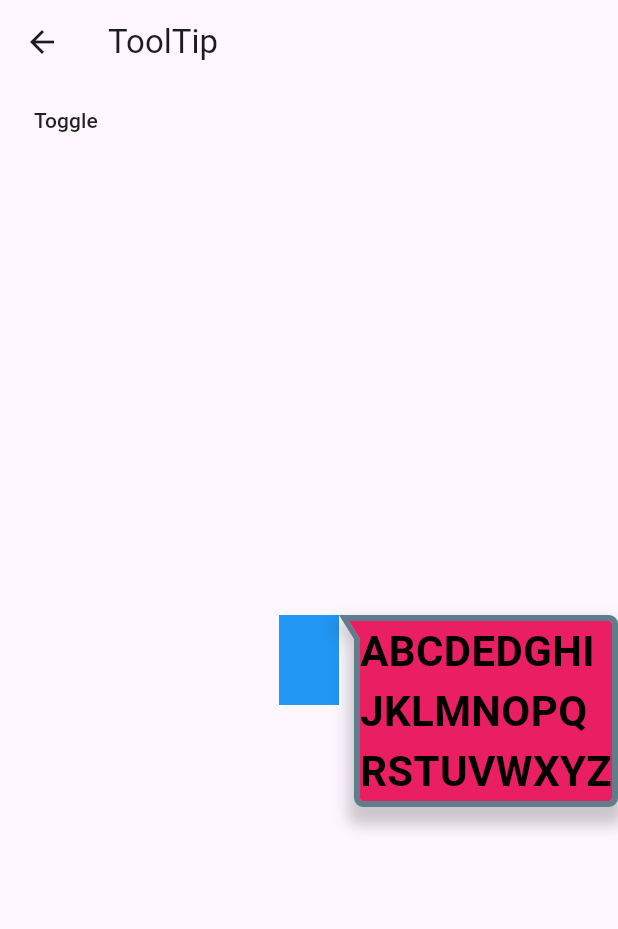
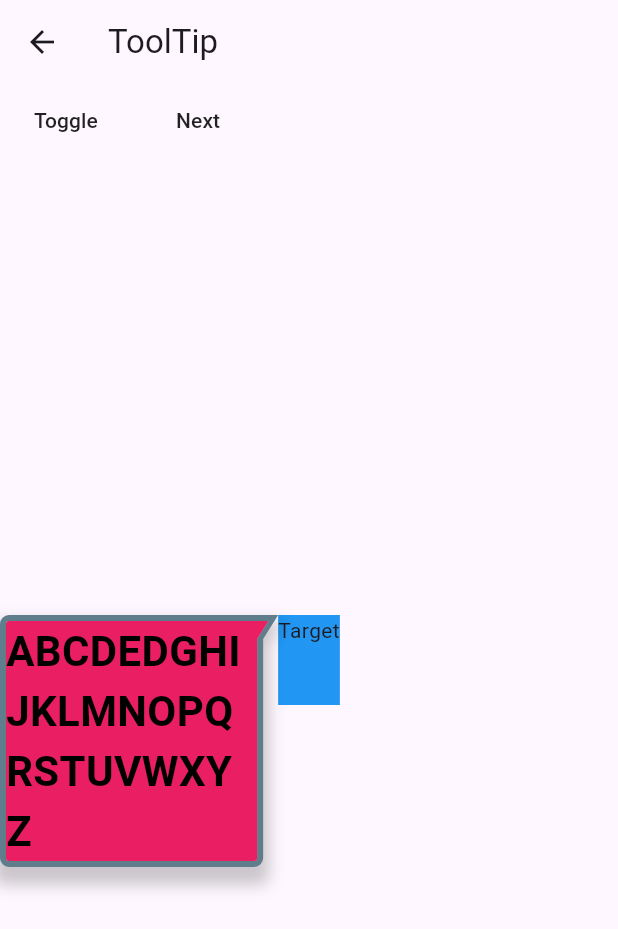
Before and after one commit to monolith-junhyoung/flutter-code-snippets, a Flutter app: the ToolTipPage screen opened directly, on a phone screen of 412 x 824 dp. Shown: the top 929 px of the screen. Run offline on Flutter 3.47's test engine with Material 3 defaults, Android fonts, the phone set to English and light mode, and no system bars; our stand-ins replace chewie, easy_refresh, extended_nested_scroll_view, permission_handler, video_player; missing offline and left inert: flutter_vlc_player, livespeechtotext, quick_actions.

Commit message:
feat: added a distance option to set the distance of the tooltip from the target

```diff
--- a/lib/data/data_repository.dart
+++ b/lib/data/data_repository.dart
@@ -12,6 +12,7 @@ enum PageType {
   easyRefreshWithListenerHeader,
   easyRefreshWithRefreshIndicator,
   easyRefreshWithAppSpaceBar,
+  polygon,
   ;
 }
 
--- a/lib/ui/tooltip/mono_tool_tip.dart
+++ b/lib/ui/tooltip/mono_tool_tip.dart
@@ -3,6 +3,14 @@ import 'package:code_snippets/ui/tooltip/mono_tool_tip_controller.dart';
 import 'package:flutter/material.dart';
 import 'package:flutter/rendering.dart';
 
+/// MonoToolTip(
+///   position: MonoToolTipPosition.leftStart,
+///   distance: 8,
+///   content: Text('ToolTip description'),
+///   child: Container(
+///     child: Button('Target'),
+///   ),
+/// )
 class MonoToolTip extends StatefulWidget {
   const MonoToolTip({
     required this.position,
@@ -14,7 +22,10 @@ class MonoToolTip extends StatefulWidget {
     this.shadows,
     this.arrowWidth = 16.0,
     this.arrowHeight = 10.0,
+    this.distance = 0.0,
+    this.keepContentInScreen = true,
     this.child,
+    required this.content,
     super.key,
   });
 
@@ -26,7 +37,13 @@ class MonoToolTip extends StatefulWidget {
   final double arrowWidth;
   final double arrowHeight;
   final MonoToolTipPosition position;
+  final double distance;
+
+  /// keepContentInScreen will limit the extent of boundary that content widget can extend.
+  /// this will only work in a horizontal space to limit the max width.
+  final bool keepContentInScreen;
   final Widget? child;
+  final Widget content;
 
   final MonoToolTipController? controller;
 
@@ -36,7 +53,6 @@ class MonoToolTip extends StatefulWidget {
 
 class _MonoToolTipState extends State<MonoToolTip> {
   final LayerLink _layerLink = LayerLink();
-
   OverlayEntry? _overlayEntry;
   Offset _offset = Offset.zero;
 
@@ -63,6 +79,15 @@ class _MonoToolTipState extends State<MonoToolTip> {
       _addToolTip();
     });
     super.initState();
+  }
+
+  @override
+  void didUpdateWidget(covariant MonoToolTip oldWidget) {
+    if (oldWidget.position != widget.position) {
+      _removeToolTip();
+      _addToolTip();
+    }
+    super.didUpdateWidget(oldWidget);
   }
 
   @override
@@ -93,13 +118,21 @@ class _MonoToolTipState extends State<MonoToolTip> {
   }
 
   Future<void> _addToolTip() async {
+    if (_overlayEntry != null) {
+      return;
+    }
+
     // calculate space to horizontal boundary(either left or right side of screen)
-    final (space, targetSize) =
-        _calculateSpaceToBoundary(context, widget.position, widget.arrowHeight, widget.borderWidth);
+    final (space, targetSize) = _calculateSpaceToBoundary(
+      context: context,
+      position: widget.position,
+      arrowHeight: widget.arrowHeight,
+      borderWidth: widget.borderWidth,
+      distance: widget.distance,
+    );
 
     print('_addToolTip> _opacity: $_opacity, _isVisible: $_isToolTipRendered, _isToolTipVisible: $_isToolTipVisible');
 
-    if (_overlayEntry == null) {
     _overlayEntry = OverlayEntry(builder: (BuildContext context) {
       return CompositedTransformFollower(
         showWhenUnlinked: false,
@@ -128,13 +161,7 @@ class _MonoToolTipState extends State<MonoToolTip> {
                     borderColor: widget.borderColor,
                     backgroundColor: widget.backgroundColor,
                     arrowHeight: widget.arrowHeight,
-                      shadows: <BoxShadow>[
-                        BoxShadow(
-                          color: Colors.black.withOpacity(0.2),
-                          blurRadius: 8,
-                          offset: const Offset(0, 8),
-                        ),
-                      ],
+                    shadows: widget.shadows,
                     child: MeasureWidgetSize(
                       onSizeChange: (Size? size) async {
                         // size of follower widget
@@ -145,6 +172,7 @@ class _MonoToolTipState extends State<MonoToolTip> {
                             followerSize: size,
                             arrowHeight: widget.arrowHeight,
                             borderWidth: widget.borderWidth,
+                            distance: widget.distance,
                           );
 
                           setState(() {
@@ -165,17 +193,8 @@ class _MonoToolTipState extends State<MonoToolTip> {
                         }
                       },
                       child: Container(
-                          constraints: BoxConstraints(maxWidth: space),
-                          child: const Text(
-                            'ABCDEDGHIJKLMNOPQRSTUVWXYZ',
-                            // 'ABC',
-                            style: TextStyle(
-                              fontFamily: 'Roboto',
-                              color: Colors.black,
-                              fontSize: 28,
-                              fontWeight: FontWeight.bold,
-                            ),
-                          ),
+                        constraints: widget.keepContentInScreen ? BoxConstraints(maxWidth: space) : null,
+                        child: widget.content,
                       ),
                     ),
                   ),
@@ -188,7 +207,6 @@ class _MonoToolTipState extends State<MonoToolTip> {
     });
 
     Overlay.of(context, debugRequiredFor: widget).insert(_overlayEntry!);
-    }
   }
 
   Future<void> _hideToolTip() async {
@@ -213,12 +231,14 @@ class _MonoToolTipState extends State<MonoToolTip> {
 
   /// calculate space to horizontal boundary(either left or right side of screen) and the target size.
   /// Target will be decided by the context.
-  (double, Size) _calculateSpaceToBoundary(
-    BuildContext context,
-    MonoToolTipPosition position,
-    double arrowHeight,
-    double borderWidth,
-  ) {
+  /// [context] is the context of the widget that is going to calculate the size of space
+  (double, Size) _calculateSpaceToBoundary({
+    required BuildContext context,
+    required MonoToolTipPosition position,
+    required double arrowHeight,
+    required double borderWidth,
+    double distance = 0,
+  }) {
     final box = context.findRenderObject() as RenderBox?;
     if (box == null) {
       throw StateError('Cannot find child object for ToolTip!');
@@ -226,83 +246,93 @@ class _MonoToolTipState extends State<MonoToolTip> {
 
     final screenSize = MediaQuery.of(context).size;
     final Size targetSize = box.getDryLayout(const BoxConstraints.tightForFinite());
-    final space = _getSpace(position, screenSize.width, box, arrowHeight, borderWidth);
+    final space = _getHorizontalSpace(
+      position: position,
+      screenWidth: screenSize.width,
+      targetBox: box,
+      arrowHeight: arrowHeight,
+      borderWidth: borderWidth,
+      extraHorizontalSpace: distance,
+    );
 
     return (space, targetSize);
   }
 
   /// calculate the offset of tooltip relative to the top left point of the target
+  /// [distance] is the space between arrow and target widget
   Offset _calculateOffsetByPosition(
     MonoToolTipPosition position, {
     required Size targetSize,
     required Size followerSize,
     required double arrowHeight,
     double borderWidth = 0,
+    double distance = 0,
   }) {
     switch (position) {
       case MonoToolTipPosition.topStart:
-        return Offset(0, -(followerSize.height + borderWidth * 2 + arrowHeight));
+        return Offset(0, -(followerSize.height + borderWidth * 2 + arrowHeight + distance));
       case MonoToolTipPosition.topCenter:
         return Offset(
           -((followerSize.width * 0.5 + borderWidth) - (targetSize.width * 0.5)),
-          -(followerSize.height + borderWidth * 2 + arrowHeight),
+          -(followerSize.height + borderWidth * 2 + arrowHeight + distance),
         );
       case MonoToolTipPosition.topEnd:
         return Offset(
           -((followerSize.width + borderWidth * 2) - targetSize.width),
-          -(followerSize.height + borderWidth * 2 + arrowHeight),
+          -(followerSize.height + borderWidth * 2 + arrowHeight + distance),
         );
 
       case MonoToolTipPosition.rightStart:
-        return Offset(targetSize.width, 0);
+        return Offset(targetSize.width + distance, 0);
       case MonoToolTipPosition.rightCenter:
         return Offset(
-          targetSize.width,
+          targetSize.width + distance,
           -(followerSize.height * 0.5 + borderWidth) + (targetSize.height * 0.5),
         );
       case MonoToolTipPosition.rightEnd:
         return Offset(
-          targetSize.width,
+          targetSize.width + distance,
           -(followerSize.height + borderWidth * 2 - targetSize.height),
         );
 
       case MonoToolTipPosition.bottomStart:
-        return Offset(0, targetSize.height);
+        return Offset(0, targetSize.height + distance);
       case MonoToolTipPosition.bottomCenter:
         return Offset(
           -((followerSize.width * 0.5 + borderWidth) - (targetSize.width * 0.5)),
-          targetSize.height,
+          targetSize.height + distance,
         );
       case MonoToolTipPosition.bottomEnd:
         return Offset(
           -((followerSize.width + borderWidth * 2) - targetSize.width),
-          targetSize.height,
+          targetSize.height + distance,
         );
 
       case MonoToolTipPosition.leftStart:
-        return Offset(-(followerSize.width + borderWidth * 2 + arrowHeight), 0);
+        return Offset(-(followerSize.width + borderWidth * 2 + arrowHeight + distance), 0);
       case MonoToolTipPosition.leftCenter:
         return Offset(
-          -(followerSize.width + borderWidth * 2 + arrowHeight),
+          -(followerSize.width + borderWidth * 2 + arrowHeight + distance),
           -(followerSize.height * 0.5 + borderWidth) + (targetSize.height * 0.5),
         );
       case MonoToolTipPosition.leftEnd:
         return Offset(
-          -(followerSize.width + borderWidth * 2 + arrowHeight),
+          -(followerSize.width + borderWidth * 2 + arrowHeight + distance),
           -(followerSize.height + borderWidth * 2 - targetSize.height),
         );
     }
   }
 
   /// calculate horizontal space between target and screen boundary
-  double _getSpace(
-    MonoToolTipPosition position,
-    double screenWidth,
-    RenderBox targetBox,
-    double arrowHeight,
-    double borderWidth,
-  ) {
-    final spaceMargin = arrowHeight + borderWidth * 2;
+  double _getHorizontalSpace({
+    required MonoToolTipPosition position,
+    required double screenWidth,
+    required RenderBox targetBox,
+    required double arrowHeight,
+    required double borderWidth,
+    double extraHorizontalSpace = 0,
+  }) {
+    final spaceMargin = arrowHeight + borderWidth * 2 + extraHorizontalSpace;
 
     switch (position) {
       case MonoToolTipPosition.topStart:
--- a/lib/ui/tooltip/tool_tip_page.dart
+++ b/lib/ui/tooltip/tool_tip_page.dart
@@ -1,20 +1,18 @@
-import 'dart:async';
-
 import 'package:code_snippets/ui/tooltip/mono_tool_tip.dart';
+import 'package:code_snippets/ui/tooltip/mono_tool_tip_bubble.dart';
 import 'package:code_snippets/ui/tooltip/mono_tool_tip_controller.dart';
-import 'package:code_snippets/ui/tooltip/mono_tool_tip_bubble.dart';
 import 'package:flutter/material.dart';
 
 const positions = <MonoToolTipPosition>[
-  MonoToolTipPosition.rightStart,
-  MonoToolTipPosition.rightCenter,
-  MonoToolTipPosition.rightEnd,
   MonoToolTipPosition.leftStart,
   MonoToolTipPosition.leftCenter,
   MonoToolTipPosition.leftEnd,
   MonoToolTipPosition.topStart,
   MonoToolTipPosition.topCenter,
   MonoToolTipPosition.topEnd,
+  MonoToolTipPosition.rightStart,
+  MonoToolTipPosition.rightCenter,
+  MonoToolTipPosition.rightEnd,
   MonoToolTipPosition.bottomStart,
   MonoToolTipPosition.bottomCenter,
   MonoToolTipPosition.bottomEnd,
@@ -29,36 +27,9 @@ class ToolTipPage extends StatefulWidget {
 
 class _ToolTipPageState extends State<ToolTipPage> {
   final _controller = MonoToolTipController(value: ToolTipStatus.shown);
-  MonoToolTipPosition _position = MonoToolTipPosition.rightStart;
+  MonoToolTipPosition _position = positions.first;
 
-  // int _index = 0;
-  late Timer _timer;
-
-  @override
-  void initState() {
-    super.initState();
-    // _timer = Timer.periodic(const Duration(seconds: 1), (timer) {
-    //   setState(() {
-    //     _index = (_index+1) % positions.length;
-    //     _position = positions[_index];
-    //     print('timer is running with index: $_index');
-    //   });
-    // });
-
-    // _timer = Timer.periodic(const Duration(seconds: 1), (timer) {
-    //   if (_controller.value == ToolTipStatus.hidden) {
-    //     _controller.show();
-    //   } else {
-    //     _controller.hide();
-    //   }
-    // });
-  }
-
-  @override
-  void dispose() {
-    // _timer.cancel();
-    super.dispose();
-  }
+  int _index = 0;
 
   @override
   Widget build(BuildContext context) {
@@ -71,31 +42,43 @@ class _ToolTipPageState extends State<ToolTipPage> {
           children: <Widget>[
             Center(
               child: MonoToolTip(
-                // position: ToolTipPosition.rightStart,
-                // position: ToolTipPosition.rightCenter,
-                // position: ToolTipPosition.rightEnd,
-                // position: ToolTipPosition.leftStart,
-                // position: ToolTipPosition.leftCenter,
-                // position: ToolTipPosition.leftEnd,
-                // position: ToolTipPosition.topStart,
-                // position: ToolTipPosition.topCenter,
-                // position: ToolTipPosition.topEnd,
-                // position: ToolTipPosition.bottomStart,
-                // position: ToolTipPosition.bottomCenter,
                 controller: _controller,
                 position: _position,
                 borderWidth: 4,
                 borderColor: Colors.blueGrey,
                 backgroundColor: Colors.pink,
                 arrowHeight: 10,
-                // target widget
-                child: Container(
-                  width: 40,
-                  height: 60,
-                  color: Colors.blue,
+                shadows: <BoxShadow>[
+                  BoxShadow(
+                    color: Colors.black.withOpacity(0.2),
+                    blurRadius: 8,
+                    offset: const Offset(0, 8),
+                  ),
+                ],
+                keepContentInScreen: true,
+                content: const SizedBox(
+                  width: 320,
+                  child: Text(
+                    'ABCDEDGHIJKLMNOPQRSTUVWXYZ',
+                    // 'ABC',
+                    style: TextStyle(
+                      fontFamily: 'Roboto',
+                      color: Colors.black,
+                      fontSize: 28,
+                      fontWeight: FontWeight.bold,
                     ),
                   ),
                 ),
+                // target widget
+                child: Container(
+                  height: 60,
+                  color: Colors.blue,
+                  child: const Text('Target'),
+                ),
+              ),
+            ),
+            Row(
+              children: [
                 MaterialButton(
                   onPressed: () {
                     setState(() {
@@ -106,7 +89,18 @@ class _ToolTipPageState extends State<ToolTipPage> {
                       }
                     });
                   },
-              child: Text('Toggle'),
+                  child: const Text('Toggle'),
+                ),
+                MaterialButton(
+                  onPressed: () {
+                    setState(() {
+                      _index = (_index + 1) % positions.length;
+                      _position = positions[_index];
+                    });
+                  },
+                  child: const Text('Next'),
+                ),
+              ],
             ),
           ],
         ),
--- a/pubspec.yaml
+++ b/pubspec.yaml
@@ -16,7 +16,7 @@ publish_to: 'none' # Remove this line if you wish to publish to pub.dev
 # https://developer.apple.com/library/archive/documentation/General/Reference/InfoPlistKeyReference/Articles/CoreFoundationKeys.html
 # In Windows, build-name is used as the major, minor, and patch parts
 # of the product and file versions while build-number is used as the build suffix.
-version: 1.0.2+3
+version: 1.0.3+4
 
 environment:
   sdk: ">=3.0.0 <4.0.0"
@@ -71,6 +71,9 @@ flutter:
   # assets:
   #   - images/a_dot_burr.jpeg
   #   - images/a_dot_ham.jpeg
+  assets:
+    - assets/images/groc/
+
 
   # An image asset can refer to one or more resolution-specific "variants", see
   # https://flutter.dev/assets-and-images/#resolution-aware
```
Also changed, not shown: lib/main.dart (+12 -6 lines), lib/ui/polygon/PolygonPage.dart (added, +187 -0 lines), lib/ui/sample/sample_page.dart (+8 -3 lines), assets/images/groc/bar_list_ranking_groc_bar_large.png (added), 2 other files. Lines whose indentation alone changed are shown as unchanged.
